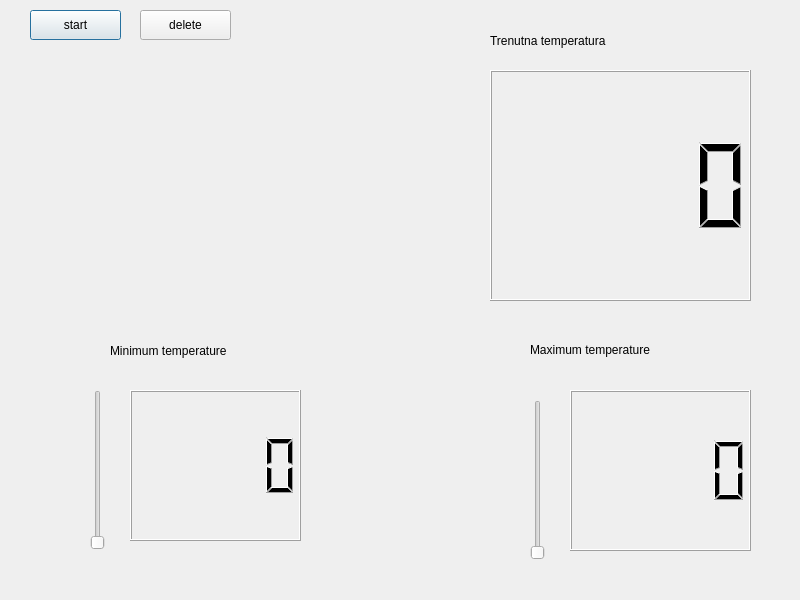
The window that projekat_re/dialog.ui (dusanr14/Project_RPi) describes before a commit, drawn with Qt 5.
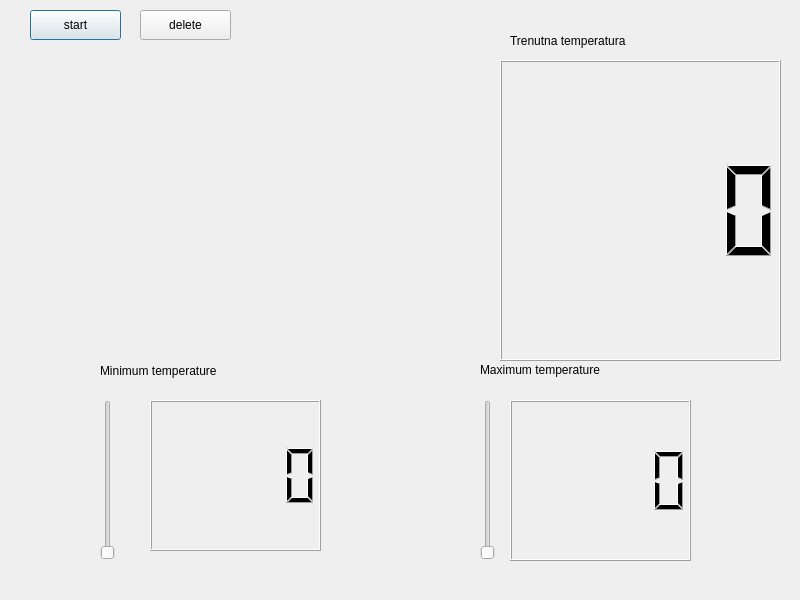
The same window after the commit.

Patch:
```diff
--- a/projekat_re/dialog.ui
+++ b/projekat_re/dialog.ui
@@ -19,17 +19,17 @@
   <widget class="QLCDNumber" name="lcdNumber">
    <property name="geometry">
     <rect>
-     <x>490</x>
-     <y>70</y>
-     <width>261</width>
-     <height>231</height>
+     <x>500</x>
+     <y>60</y>
+     <width>281</width>
+     <height>301</height>
     </rect>
    </property>
   </widget>
   <widget class="QSlider" name="CeilingSlider">
    <property name="geometry">
     <rect>
-     <x>530</x>
+     <x>480</x>
      <y>400</y>
      <width>16</width>
      <height>160</height>
@@ -48,8 +48,8 @@
   <widget class="QSlider" name="FloorSlider">
    <property name="geometry">
     <rect>
-     <x>90</x>
-     <y>390</y>
+     <x>100</x>
+     <y>400</y>
      <width>16</width>
      <height>160</height>
     </rect>
@@ -70,8 +70,8 @@
   <widget class="QLabel" name="label">
    <property name="geometry">
     <rect>
-     <x>530</x>
-     <y>340</y>
+     <x>480</x>
+     <y>360</y>
      <width>161</width>
      <height>20</height>
     </rect>
@@ -83,8 +83,8 @@
   <widget class="QLabel" name="label_2">
    <property name="geometry">
     <rect>
-     <x>110</x>
-     <y>340</y>
+     <x>100</x>
+     <y>360</y>
      <width>171</width>
      <height>22</height>
     </rect>
@@ -96,8 +96,8 @@
   <widget class="QLCDNumber" name="lcdNumber_2">
    <property name="geometry">
     <rect>
-     <x>130</x>
-     <y>390</y>
+     <x>150</x>
+     <y>400</y>
      <width>171</width>
      <height>151</height>
     </rect>
@@ -106,8 +106,8 @@
   <widget class="QLCDNumber" name="lcdNumber_3">
    <property name="geometry">
     <rect>
-     <x>570</x>
-     <y>390</y>
+     <x>510</x>
+     <y>400</y>
      <width>181</width>
      <height>161</height>
     </rect>
@@ -116,7 +116,7 @@
   <widget class="QLabel" name="label_3">
    <property name="geometry">
     <rect>
-     <x>490</x>
+     <x>510</x>
      <y>20</y>
      <width>191</width>
      <height>41</height>
@@ -129,10 +129,10 @@
   <widget class="QWidget" name="verticalLayoutWidget">
    <property name="geometry">
     <rect>
-     <x>30</x>
-     <y>70</y>
-     <width>381</width>
-     <height>231</height>
+     <x>10</x>
+     <y>60</y>
+     <width>481</width>
+     <height>301</height>
     </rect>
    </property>
    <layout class="QVBoxLayout" name="verticalLayout"/>
```
